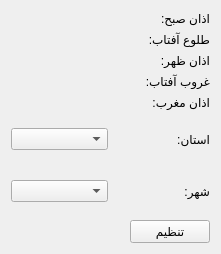
mg-ramezani/azan_time, file ui/Widget.ui: the form before one commit.
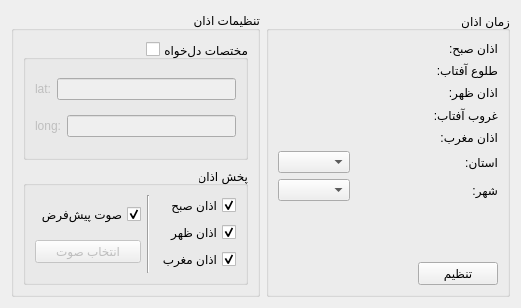
The form after the commit.

Commit message: use now can enter custom cordinate

What changed in the file:
```diff
--- a/ui/Widget.ui
+++ b/ui/Widget.ui
@@ -6,8 +6,8 @@
    <rect>
     <x>0</x>
     <y>0</y>
-    <width>221</width>
-    <height>254</height>
+    <width>521</width>
+    <height>308</height>
    </rect>
   </property>
   <property name="windowTitle">
@@ -16,8 +16,167 @@
   <property name="styleSheet">
    <string notr="true"/>
   </property>
+  <layout class="QHBoxLayout" name="horizontalLayout_8">
+   <item>
+    <widget class="QGroupBox" name="groupBox_2">
+     <property name="title">
+      <string>تنظیمات اذان</string>
+     </property>
+     <property name="alignment">
+      <set>Qt::AlignRight|Qt::AlignTrailing|Qt::AlignVCenter</set>
+     </property>
+     <layout class="QVBoxLayout" name="verticalLayout_6">
+      <item>
+       <widget class="QGroupBox" name="groupBox_3">
+        <property name="title">
+         <string>مختصات دل‌خواه</string>
+        </property>
+        <property name="alignment">
+         <set>Qt::AlignRight|Qt::AlignTrailing|Qt::AlignVCenter</set>
+        </property>
+        <property name="checkable">
+         <bool>true</bool>
+        </property>
+        <property name="checked">
+         <bool>false</bool>
+        </property>
   <layout class="QVBoxLayout" name="verticalLayout_3">
    <item>
+          <layout class="QHBoxLayout" name="horizontalLayout_5">
+           <item>
+            <widget class="QLabel" name="label_8">
+             <property name="text">
+              <string>lat:</string>
+             </property>
+            </widget>
+           </item>
+           <item>
+            <widget class="QLineEdit" name="lineEdit_lat"/>
+           </item>
+          </layout>
+         </item>
+         <item>
+          <layout class="QHBoxLayout" name="horizontalLayout_6">
+           <item>
+            <widget class="QLabel" name="label_9">
+             <property name="text">
+              <string>long:</string>
+             </property>
+            </widget>
+           </item>
+           <item>
+            <widget class="QLineEdit" name="lineEdit_2_long"/>
+           </item>
+          </layout>
+         </item>
+        </layout>
+       </widget>
+      </item>
+      <item>
+       <widget class="QGroupBox" name="groupBox_4">
+        <property name="title">
+         <string>پخش اذان</string>
+        </property>
+        <property name="alignment">
+         <set>Qt::AlignRight|Qt::AlignTrailing|Qt::AlignVCenter</set>
+        </property>
+        <layout class="QHBoxLayout" name="horizontalLayout_7">
+         <item>
+          <layout class="QVBoxLayout" name="verticalLayout_4">
+           <item>
+            <widget class="QCheckBox" name="checkBox_default_sound">
+             <property name="layoutDirection">
+              <enum>Qt::RightToLeft</enum>
+             </property>
+             <property name="text">
+              <string>صوت پیش‌فرض</string>
+             </property>
+             <property name="checked">
+              <bool>true</bool>
+             </property>
+            </widget>
+           </item>
+           <item>
+            <widget class="QPushButton" name="pushButton_select_sound">
+             <property name="enabled">
+              <bool>false</bool>
+             </property>
+             <property name="text">
+              <string>انتخاب صوت</string>
+             </property>
+             <property name="flat">
+              <bool>false</bool>
+             </property>
+            </widget>
+           </item>
+          </layout>
+         </item>
+         <item>
+          <widget class="Line" name="line">
+           <property name="orientation">
+            <enum>Qt::Vertical</enum>
+           </property>
+          </widget>
+         </item>
+         <item>
+          <layout class="QVBoxLayout" name="verticalLayout_5">
+           <item>
+            <widget class="QCheckBox" name="checkBox_faraj">
+             <property name="layoutDirection">
+              <enum>Qt::RightToLeft</enum>
+             </property>
+             <property name="text">
+              <string>اذان صبح</string>
+             </property>
+             <property name="checked">
+              <bool>true</bool>
+             </property>
+            </widget>
+           </item>
+           <item>
+            <widget class="QCheckBox" name="checkBox_dhuhr">
+             <property name="layoutDirection">
+              <enum>Qt::RightToLeft</enum>
+             </property>
+             <property name="text">
+              <string>اذان ظهر</string>
+             </property>
+             <property name="checked">
+              <bool>true</bool>
+             </property>
+            </widget>
+           </item>
+           <item>
+            <widget class="QCheckBox" name="checkBox_maghrib">
+             <property name="layoutDirection">
+              <enum>Qt::RightToLeft</enum>
+             </property>
+             <property name="text">
+              <string>اذان مغرب</string>
+             </property>
+             <property name="checked">
+              <bool>true</bool>
+             </property>
+            </widget>
+           </item>
+          </layout>
+         </item>
+        </layout>
+       </widget>
+      </item>
+     </layout>
+    </widget>
+   </item>
+   <item>
+    <widget class="QGroupBox" name="groupBox">
+     <property name="title">
+      <string>زمان اذان</string>
+     </property>
+     <property name="alignment">
+      <set>Qt::AlignRight|Qt::AlignTrailing|Qt::AlignVCenter</set>
+     </property>
+     <layout class="QGridLayout" name="gridLayout">
+      <item row="0" column="0">
     <layout class="QHBoxLayout" name="horizontalLayout">
      <item>
       <layout class="QVBoxLayout" name="verticalLayout_2">
@@ -114,26 +273,36 @@
      </item>
     </layout>
    </item>
-   <item>
-    <layout class="QHBoxLayout" name="horizontalLayout_2">
-     <item>
-      <widget class="QComboBox" name="comboBox_state"/>
-     </item>
-     <item>
+      <item row="1" column="0">
+       <layout class="QFormLayout" name="formLayout">
+        <item row="0" column="0">
+         <widget class="QComboBox" name="comboBox_state">
+          <property name="sizePolicy">
+           <sizepolicy hsizetype="Expanding" vsizetype="Minimum">
+            <horstretch>27</horstretch>
+            <verstretch>0</verstretch>
+           </sizepolicy>
+          </property>
+         </widget>
+        </item>
+        <item row="0" column="1">
       <widget class="QLabel" name="label_6">
        <property name="text">
         <string>استان:</string>
        </property>
       </widget>
      </item>
-    </layout>
-   </item>
-   <item>
-    <layout class="QHBoxLayout" name="horizontalLayout_3">
-     <item>
-      <widget class="QComboBox" name="comboBox_city"/>
-     </item>
-     <item>
+        <item row="1" column="0">
+         <widget class="QComboBox" name="comboBox_city">
+          <property name="sizePolicy">
+           <sizepolicy hsizetype="Expanding" vsizetype="Minimum">
+            <horstretch>0</horstretch>
+            <verstretch>0</verstretch>
+           </sizepolicy>
+          </property>
+         </widget>
+        </item>
+        <item row="1" column="1">
       <widget class="QLabel" name="label_7">
        <property name="text">
         <string>شهر:</string>
@@ -142,7 +311,7 @@
      </item>
     </layout>
    </item>
-   <item>
+      <item row="2" column="0">
     <layout class="QHBoxLayout" name="horizontalLayout_4">
      <item>
       <spacer name="horizontalSpacer">
@@ -165,6 +334,9 @@
       </widget>
      </item>
     </layout>
+      </item>
+     </layout>
+    </widget>
    </item>
   </layout>
  </widget>
```
Lines whose indentation alone changed are shown as unchanged. The commit also changes 2 other files.
